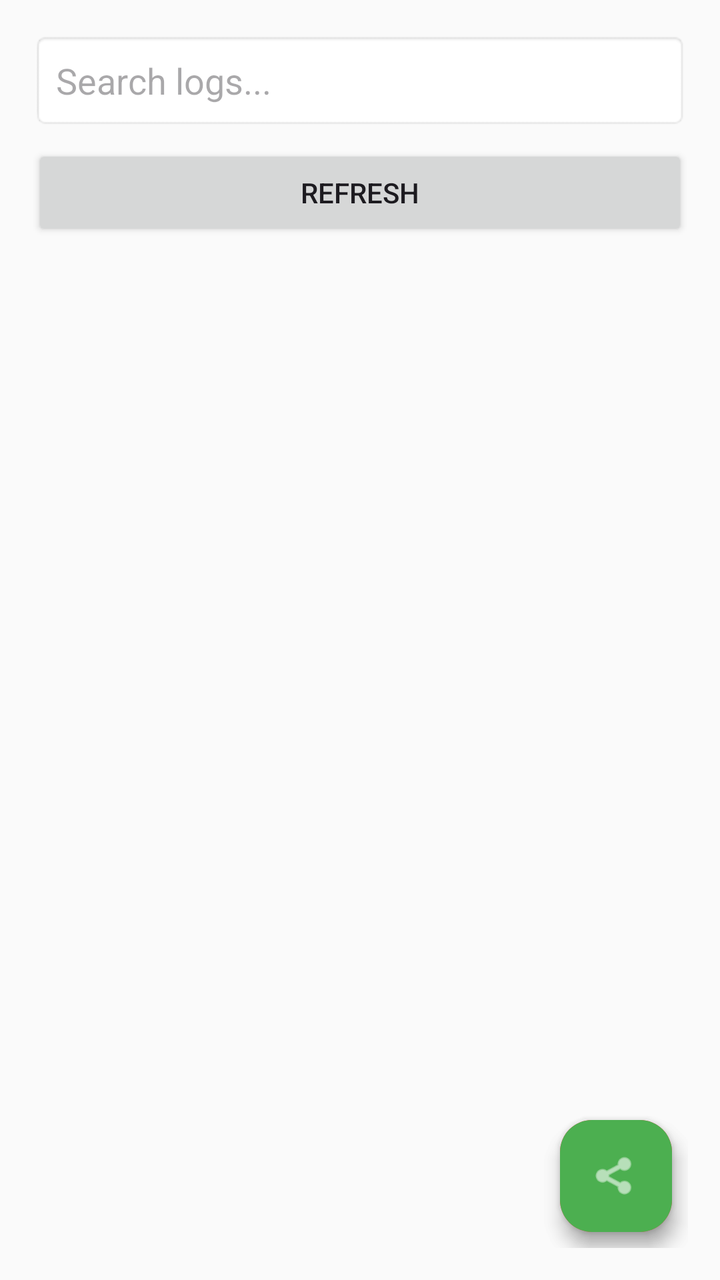
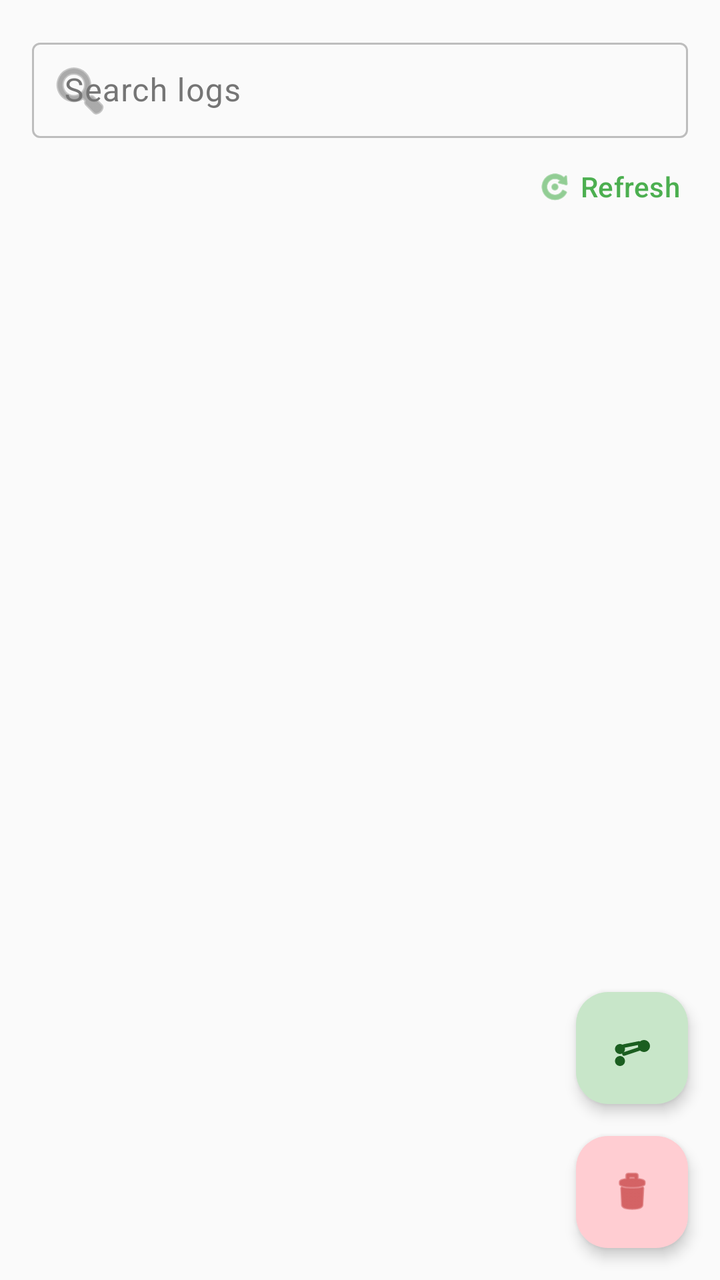

The first picture is an Android layout as it rendered before a commit; the second is the same layout after the commit. The layout source and the unified diff follow.
<!-- AndroidManifest.xml: application theme Theme.ShizuPosedManager -->
<!-- res/layout/fragment_logs.xml -->
<?xml version="1.0" encoding="utf-8"?>
<androidx.constraintlayout.widget.ConstraintLayout
    xmlns:android="http://schemas.android.com/apk/res/android"
    xmlns:app="http://schemas.android.com/apk/res-auto"
    android:layout_width="match_parent"
    android:layout_height="match_parent"
    android:padding="16dp">

    
    <EditText
        android:id="@+id/etSearchLogs"
        android:layout_width="match_parent"
        android:layout_height="wrap_content"
        android:hint="Search logs..."
        android:inputType="text"
        android:padding="12dp"
        android:background="@android:drawable/editbox_background"
        android:importantForAutofill="no"
        app:layout_constraintTop_toTopOf="parent"
        app:layout_constraintStart_toStartOf="parent"
        app:layout_constraintEnd_toEndOf="parent" />

    
    <Button
        android:id="@+id/btnRefresh"
        android:layout_width="match_parent"
        android:layout_height="wrap_content"
        android:layout_marginTop="8dp"
        android:text="Refresh"
        app:layout_constraintTop_toBottomOf="@id/etSearchLogs"
        app:layout_constraintStart_toStartOf="parent"
        app:layout_constraintEnd_toEndOf="parent" />

    
    <ProgressBar
        android:id="@+id/progressIndicator"
        android:layout_width="match_parent"
        android:layout_height="4dp"
        android:visibility="gone"
        android:progressTint="?attr/colorPrimary"
        app:layout_constraintTop_toBottomOf="@id/btnRefresh"
        app:layout_constraintStart_toStartOf="parent"
        app:layout_constraintEnd_toEndOf="parent" />

    
    <androidx.recyclerview.widget.RecyclerView
        android:id="@+id/logRecyclerView"
        android:layout_width="0dp"
        android:layout_height="0dp"
        android:layout_marginTop="8dp"
        app:layout_constraintTop_toBottomOf="@id/progressIndicator"
        app:layout_constraintBottom_toBottomOf="parent"
        app:layout_constraintStart_toStartOf="parent"
        app:layout_constraintEnd_toEndOf="parent" />

    
    <TextView
        android:id="@+id/tvEmptyState"
        android:layout_width="wrap_content"
        android:layout_height="wrap_content"
        android:text="No logs available"
        android:textSize="16sp"
        android:textColor="?android:attr/textColorSecondary"
        android:visibility="gone"
        app:layout_constraintTop_toTopOf="@id/logRecyclerView"
        app:layout_constraintBottom_toBottomOf="@id/logRecyclerView"
        app:layout_constraintStart_toStartOf="parent"
        app:layout_constraintEnd_toEndOf="parent" />

    
    <com.google.android.material.floatingactionbutton.FloatingActionButton
        android:id="@+id/fabClearLogs"
        android:layout_width="wrap_content"
        android:layout_height="wrap_content"
        android:layout_margin="8dp"
        android:src="@android:drawable/ic_menu_delete"
        app:backgroundTint="@android:color/holo_red_light"
        app:tint="@android:color/white"
        app:fabSize="mini"
        app:layout_constraintBottom_toBottomOf="parent"
        app:layout_constraintEnd_toEndOf="parent" />

    <com.google.android.material.floatingactionbutton.FloatingActionButton
        android:id="@+id/fabExportLogs"
        android:layout_width="wrap_content"
        android:layout_height="wrap_content"
        android:layout_margin="8dp"
        android:layout_marginEnd="64dp"
        android:src="@android:drawable/ic_menu_share"
        app:backgroundTint="?attr/colorPrimary"
        app:tint="@android:color/white"
        app:fabSize="mini"
        app:layout_constraintBottom_toBottomOf="parent"
        app:layout_constraintEnd_toEndOf="parent" />

</androidx.constraintlayout.widget.ConstraintLayout>
<!-- resources referenced by this layout -->
<resources>
  <color name="md_theme_light_primary">#4CAF50</color>
  <color name="md_theme_light_onPrimary">#FFFFFF</color>
  <color name="md_theme_light_primaryContainer">#C8E6C9</color>
  <color name="md_theme_light_onPrimaryContainer">#1B5E20</color>
  <color name="md_theme_light_secondary">#558B2F</color>
  <color name="md_theme_light_onSecondary">#FFFFFF</color>
  <color name="md_theme_light_secondaryContainer">#C5E1A5</color>
  <color name="md_theme_light_onSecondaryContainer">#33691E</color>
  <color name="md_theme_light_tertiary">#00695C</color>
  <color name="md_theme_light_onTertiary">#FFFFFF</color>
  <color name="md_theme_light_tertiaryContainer">#B2DFDB</color>
  <color name="md_theme_light_onTertiaryContainer">#004D40</color>
  <color name="md_theme_light_error">#D32F2F</color>
  <color name="md_theme_light_onError">#FFFFFF</color>
  <color name="md_theme_light_errorContainer">#FFCDD2</color>
  <color name="md_theme_light_onErrorContainer">#B71C1C</color>
  <color name="md_theme_light_surface">#FAFAFA</color>
  <color name="md_theme_light_onSurface">#212121</color>
  <color name="md_theme_light_surfaceVariant">#F5F5F5</color>
  <color name="md_theme_light_onSurfaceVariant">#757575</color>
  <color name="md_theme_light_outline">#BDBDBD</color>
  <color name="md_theme_light_inverseSurface">#424242</color>
  <color name="md_theme_light_inverseOnSurface">#FFFFFF</color>
  <color name="md_theme_light_inversePrimary">#81C784</color>
  <style name="Animation.Activity" parent="@android:style/Animation.Activity">
          <item name="android:activityOpenEnterAnimation">@android:anim/fade_in</item>
          <item name="android:activityOpenExitAnimation">@android:anim/fade_out</item>
          <item name="android:activityCloseEnterAnimation">@android:anim/fade_in</item>
          <item name="android:activityCloseExitAnimation">@android:anim/fade_out</item>
      </style>
  <!-- unchanged entries left out for length: 1 -->
</resources>

<!-- the commit's change to res/layout/fragment_logs.xml (unified diff, before → after) -->
@@ -3,44 +3,59 @@
     xmlns:android="http://schemas.android.com/apk/res/android"
     xmlns:app="http://schemas.android.com/apk/res-auto"
     android:layout_width="match_parent"
-    android:layout_height="match_parent"
-    android:padding="16dp">
+    android:layout_height="match_parent">
 
     
-    <EditText
-        android:id="@+id/etSearchLogs"
-        android:layout_width="match_parent"
+    <com.google.android.material.textfield.TextInputLayout
+        android:id="@+id/searchLayout"
+        style="@style/Widget.Material3.TextInputLayout.OutlinedBox.Dense"
+        android:layout_width="0dp"
         android:layout_height="wrap_content"
-        android:hint="Search logs..."
-        android:inputType="text"
-        android:padding="12dp"
-        android:background="@android:drawable/editbox_background"
-        android:importantForAutofill="no"
+        android:layout_marginStart="16dp"
+        android:layout_marginTop="16dp"
+        android:layout_marginEnd="16dp"
+        android:hint="Search logs"
+        app:endIconMode="clear_text"
+        app:layout_constraintEnd_toEndOf="parent"
+        app:layout_constraintStart_toStartOf="parent"
         app:layout_constraintTop_toTopOf="parent"
-        app:layout_constraintStart_toStartOf="parent"
-        app:layout_constraintEnd_toEndOf="parent" />
+        app:startIconDrawable="@android:drawable/ic_menu_search">
+
+        <com.google.android.material.textfield.TextInputEditText
+            android:id="@+id/etSearchLogs"
+            android:layout_width="match_parent"
+            android:layout_height="wrap_content"
+            android:importantForAutofill="no"
+            android:inputType="text"
+            android:maxLines="1" />
+
+    </com.google.android.material.textfield.TextInputLayout>
 
     
-    <Button
+    <com.google.android.material.button.MaterialButton
         android:id="@+id/btnRefresh"
-        android:layout_width="match_parent"
+        style="@style/Widget.Material3.Button.TextButton"
+        android:layout_width="wrap_content"
         android:layout_height="wrap_content"
-        android:layout_marginTop="8dp"
+        android:layout_marginEnd="8dp"
         android:text="Refresh"
-        app:layout_constraintTop_toBottomOf="@id/etSearchLogs"
-        app:layout_constraintStart_toStartOf="parent"
-        app:layout_constraintEnd_toEndOf="parent" />
+        app:icon="@android:drawable/ic_menu_rotate"
+        app:iconGravity="textStart"
+        app:layout_constraintEnd_toEndOf="parent"
+        app:layout_constraintTop_toBottomOf="@id/searchLayout" />
 
     
-    <ProgressBar
+    <com.google.android.material.progressindicator.LinearProgressIndicator
         android:id="@+id/progressIndicator"
-        android:layout_width="match_parent"
-        android:layout_height="4dp"
+        android:layout_width="0dp"
+        android:layout_height="wrap_content"
+        android:layout_marginTop="4dp"
+        android:indeterminate="true"
         android:visibility="gone"
-        android:progressTint="?attr/colorPrimary"
-        app:layout_constraintTop_toBottomOf="@id/btnRefresh"
+        app:indicatorColor="?attr/colorPrimary"
+        app:layout_constraintEnd_toEndOf="parent"
         app:layout_constraintStart_toStartOf="parent"
-        app:layout_constraintEnd_toEndOf="parent" />
+        app:layout_constraintTop_toBottomOf="@id/btnRefresh" />
 
     
     <androidx.recyclerview.widget.RecyclerView
@@ -48,49 +63,81 @@
         android:layout_width="0dp"
         android:layout_height="0dp"
         android:layout_marginTop="8dp"
-        app:layout_constraintTop_toBottomOf="@id/progressIndicator"
+        android:clipToPadding="false"
+        android:paddingStart="8dp"
+        android:paddingEnd="8dp"
+        android:paddingBottom="140dp"
+        app:layoutManager="androidx.recyclerview.widget.LinearLayoutManager"
         app:layout_constraintBottom_toBottomOf="parent"
+        app:layout_constraintEnd_toEndOf="parent"
         app:layout_constraintStart_toStartOf="parent"
-        app:layout_constraintEnd_toEndOf="parent" />
+        app:layout_constraintTop_toBottomOf="@id/progressIndicator" />
 
     
-    <TextView
-        android:id="@+id/tvEmptyState"
+    <LinearLayout
+        android:id="@+id/emptyStateContainer"
         android:layout_width="wrap_content"
         android:layout_height="wrap_content"
-        android:text="No logs available"
-        android:textSize="16sp"
-        android:textColor="?android:attr/textColorSecondary"
+        android:gravity="center"
+        android:orientation="vertical"
         android:visibility="gone"
-        app:layout_constraintTop_toTopOf="@id/logRecyclerView"
         app:layout_constraintBottom_toBottomOf="@id/logRecyclerView"
+        app:layout_constraintEnd_toEndOf="parent"
         app:layout_constraintStart_toStartOf="parent"
-        app:layout_constraintEnd_toEndOf="parent" />
+        app:layout_constraintTop_toTopOf="@id/logRecyclerView">
+
+        <ImageView
+            android:layout_width="72dp"
+            android:layout_height="72dp"
+            android:alpha="0.35"
+            android:contentDescription="No logs"
+            android:src="@android:drawable/ic_menu_agenda" />
+
+        <TextView
+            android:id="@+id/tvEmptyState"
+            android:layout_width="wrap_content"
+            android:layout_height="wrap_content"
+            android:layout_marginTop="12dp"
+            android:gravity="center"
+            android:text="No logs available"
+            android:textColor="?attr/colorOnSurfaceVariant"
+            android:textSize="14sp" />
+
+    </LinearLayout>
 
     
+    <com.google.android.material.floatingactionbutton.FloatingActionButton
+        android:id="@+id/fabExportLogs"
+        android:layout_width="wrap_content"
+        android:layout_height="wrap_content"
+        android:layout_marginEnd="16dp"
+        android:layout_marginBottom="88dp"
+        android:contentDescription="Export logs"
+        android:src="@drawable/ic_share_logs"
+        app:backgroundTint="?attr/colorPrimaryContainer"
+        app:borderWidth="0dp"
+        app:elevation="4dp"
+        app:fabSize="normal"
+        app:layout_constraintBottom_toBottomOf="parent"
+        app:layout_constraintEnd_toEndOf="parent"
+        app:rippleColor="?attr/colorPrimary"
+        app:tint="?attr/colorOnPrimaryContainer" />
+
     <com.google.android.material.floatingactionbutton.FloatingActionButton
         android:id="@+id/fabClearLogs"
         android:layout_width="wrap_content"
         android:layout_height="wrap_content"
-        android:layout_margin="8dp"
+        android:layout_marginEnd="16dp"
+        android:layout_marginBottom="16dp"
+        android:contentDescription="Clear logs"
         android:src="@android:drawable/ic_menu_delete"
-        app:backgroundTint="@android:color/holo_red_light"
-        app:tint="@android:color/white"
-        app:fabSize="mini"
+        app:backgroundTint="?attr/colorErrorContainer"
+        app:borderWidth="0dp"
+        app:elevation="4dp"
+        app:fabSize="normal"
         app:layout_constraintBottom_toBottomOf="parent"
-        app:layout_constraintEnd_toEndOf="parent" />
-
-    <com.google.android.material.floatingactionbutton.FloatingActionButton
-        android:id="@+id/fabExportLogs"
-        android:layout_width="wrap_content"
-        android:layout_height="wrap_content"
-        android:layout_margin="8dp"
-        android:layout_marginEnd="64dp"
-        android:src="@android:drawable/ic_menu_share"
-        app:backgroundTint="?attr/colorPrimary"
-        app:tint="@android:color/white"
-        app:fabSize="mini"
-        app:layout_constraintBottom_toBottomOf="parent"
-        app:layout_constraintEnd_toEndOf="parent" />
+        app:layout_constraintEnd_toEndOf="parent"
+        app:rippleColor="?attr/colorError"
+        app:tint="?attr/colorOnErrorContainer" />
 
 </androidx.constraintlayout.widget.ConstraintLayout>
<!-- resource entries referenced after the edit -->
@@ -1,5 +1,52 @@
 <!-- resources referenced by this layout -->
 <resources>
+  <!-- drawable ic_share_logs (drawable) -->
+  <?xml version="1.0" encoding="utf-8"?>
+  <vector xmlns:android="http://schemas.android.com/apk/res/android"
+      android:width="24dp"
+      android:height="24dp"
+      android:viewportWidth="24"
+      android:viewportHeight="24"
+      android:tint="?attr/colorOnPrimaryContainer">
+  
+      
+  
+      
+      <path
+          android:fillColor="#000000"
+          android:pathData="M 18,8
+                            A 3,3 0 1,1 17.99,8 Z" />
+  
+      
+      <path
+          android:fillColor="#000000"
+          android:pathData="M 6,10
+                            A 2.5,2.5 0 1,1 5.99,10 Z" />
+  
+      
+      <path
+          android:fillColor="#000000"
+          android:pathData="M 6,16
+                            A 2.5,2.5 0 1,1 5.99,16 Z" />
+  
+      
+      <path
+          android:fillColor="#00000000"
+          android:strokeColor="#000000"
+          android:strokeWidth="1.8"
+          android:strokeLineCap="round"
+          android:pathData="M 8,11
+                            L 15.5,9.5" />
+  
+      
+      <path
+          android:fillColor="#00000000"
+          android:strokeColor="#000000"
+          android:strokeWidth="1.8"
+          android:strokeLineCap="round"
+          android:pathData="M 8,15
+                            L 15.5,12.5" />
+  </vector>
   <color name="md_theme_light_primary">#4CAF50</color>
   <color name="md_theme_light_onPrimary">#FFFFFF</color>
   <color name="md_theme_light_primaryContainer">#C8E6C9</color>
